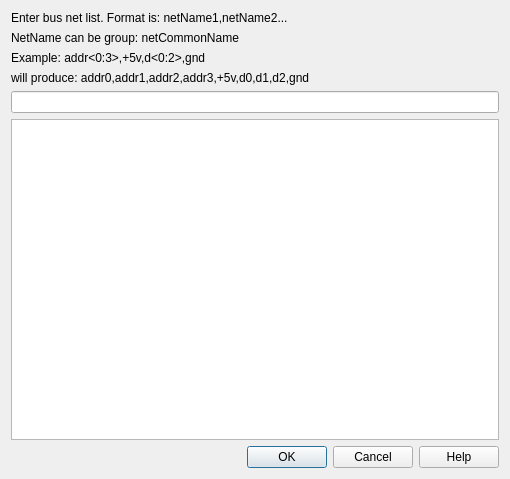
Old version of the form src/windows/SdDGetBus.ui in the repository usiksan/SaliCAD.
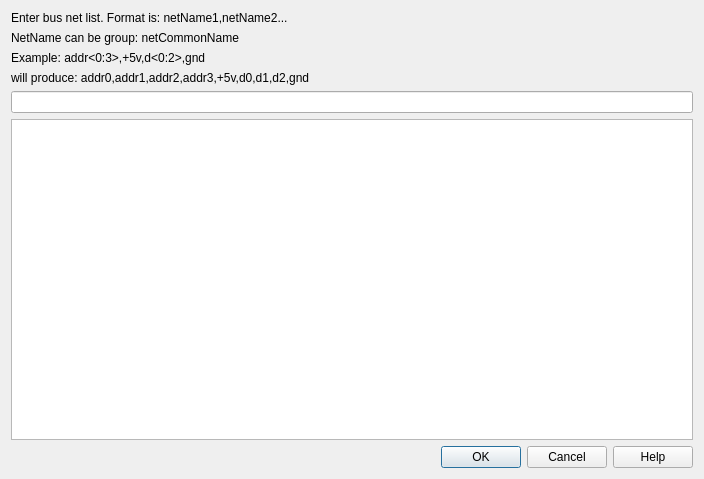
New version of the form.

```diff
--- a/src/windows/SdDGetBus.ui
+++ b/src/windows/SdDGetBus.ui
@@ -6,7 +6,7 @@
    <rect>
     <x>0</x>
     <y>0</y>
-    <width>510</width>
+    <width>704</width>
     <height>479</height>
    </rect>
   </property>
```
